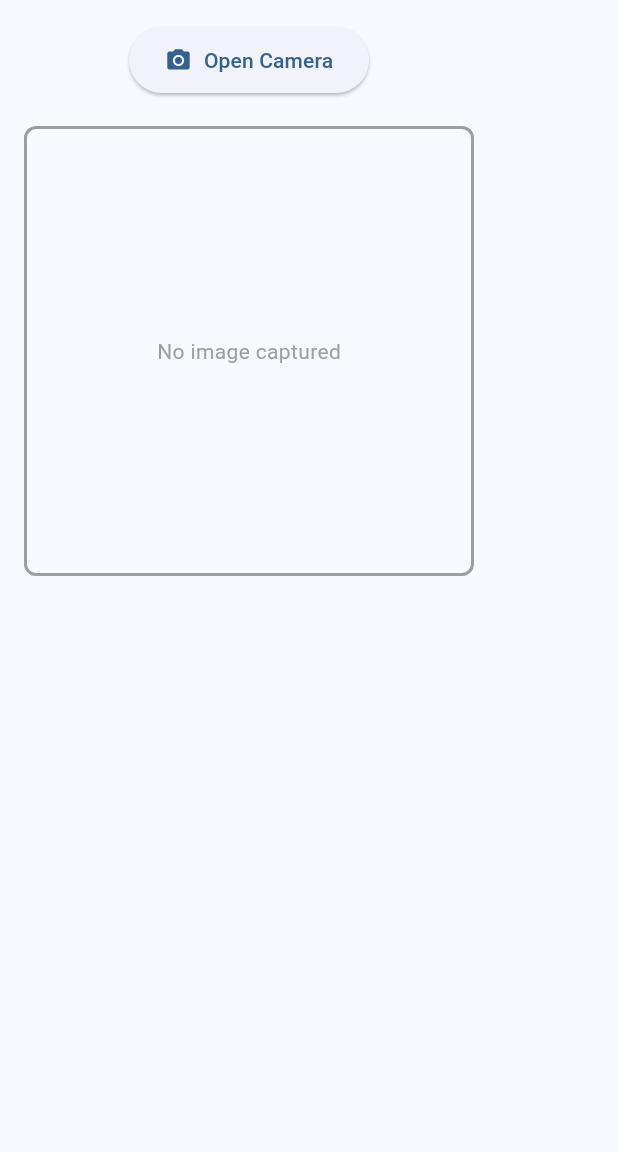
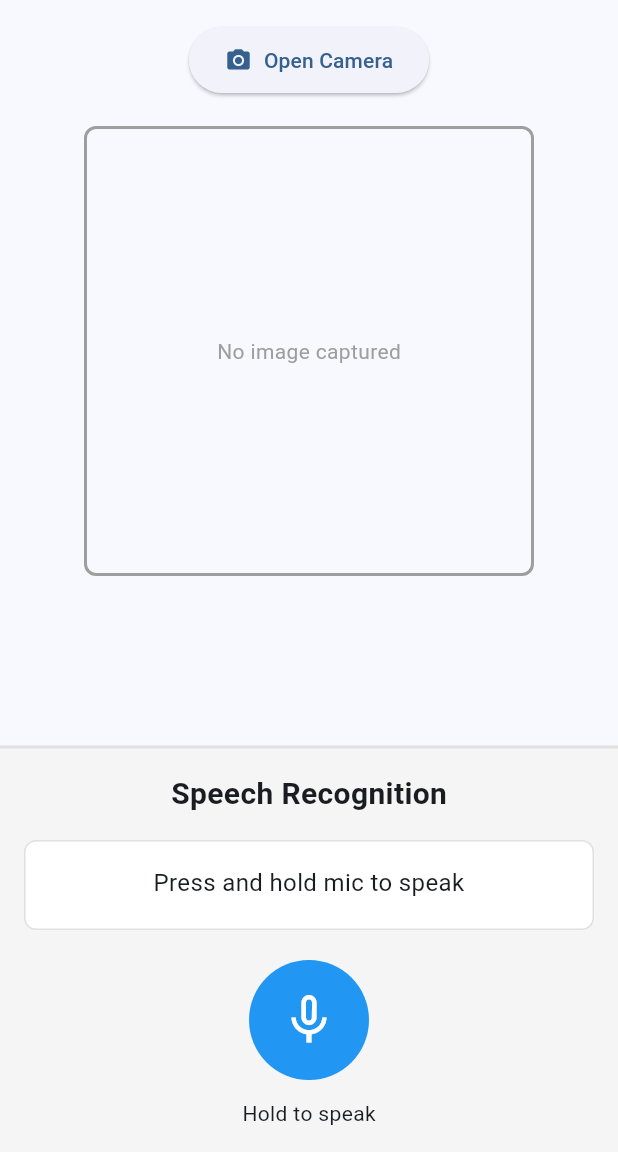
Before and after one commit to SuyashManiyar/HackUMass_codebase, a Flutter app: the screen it shows after launch, after a tap on "Open Camera", on a phone screen of 412 x 824 dp, the part 84-1236 px from its top. Run offline on Flutter 3.47's test engine with Material 3 defaults, Android fonts, the light colour scheme and no system bars; our stand-ins replace flutter_tts, google_generative_ai, image_picker, speech_to_text.

Commit message:
added gemini service and added tts stt

```diff
--- a/lib/main.dart
+++ b/lib/main.dart
@@ -1,7 +1,8 @@
 import 'package:flutter/material.dart';
 import 'package:image_picker/image_picker.dart';
-import 'package:google_generative_ai/google_generative_ai.dart';
 import 'dart:io';
+import 'gemini_service.dart';
+import 'pipeline_service.dart';
 
 void main() {
   runApp(const MyApp());
@@ -10,7 +11,6 @@ void main() {
 class MyApp extends StatelessWidget {
   const MyApp({super.key});
 
-  // This widget is the root of your application.
   @override
   Widget build(BuildContext context) {
     return MaterialApp(
@@ -26,15 +26,6 @@ class MyApp extends StatelessWidget {
 class MyHomePage extends StatefulWidget {
   const MyHomePage({super.key, required this.title});
 
-  // This widget is the home page of your application. It is stateful, meaning
-  // that it has a State object (defined below) that contains fields that affect
-  // how it looks.
-
-  // This class is the configuration for the state. It holds the values (in this
-  // case the title) provided by the parent (in this case the App widget) and
-  // used by the build method of the State. Fields in a Widget subclass are
-  // always marked "final".
-
   final String title;
 
   @override
@@ -47,9 +38,32 @@ class _MyHomePageState extends State<MyHomePage> {
   String? _description;
   bool _isLoading = false;
 
-  // TODO: Replace with your Gemini API key
-  // Get your API key from: https://makersuite.google.com/app/apikey
-  static const String _apiKey = 'AIzaSyBjB9hCO3CSmWB4IZrvPHev1gdcP3Dzh_0';
+  final PipelineService _pipelineService = PipelineService();
+  String _recognizedText = '';
+  String _reversedText = '';
+  bool _isSpeechInitialized = false;
+  bool _isProcessingSpeech = false;
+
+  @override
+  void initState() {
+    super.initState();
+    _initializeSpeech();
+  }
+
+  Future<void> _initializeSpeech() async {
+    await _pipelineService.initialize();
+    setState(() {
+      _isSpeechInitialized = _pipelineService.isInitialized;
+    });
+    if (!_isSpeechInitialized) {
+      ScaffoldMessenger.of(context).showSnackBar(
+        const SnackBar(
+          content: Text('Speech recognition not available'),
+          backgroundColor: Colors.red,
+        ),
+      );
+    }
+  }
 
   Future<void> _captureImage() async {
     try {
@@ -61,11 +75,10 @@ class _MyHomePageState extends State<MyHomePage> {
       if (image != null) {
         setState(() {
           _image = File(image.path);
-          _description = null; // Clear previous description
+          _description = null;
         });
       }
     } catch (e) {
-      // Handle error - you might want to show a snackbar or dialog
       print('Error capturing image: $e');
     }
   }
@@ -73,39 +86,17 @@ class _MyHomePageState extends State<MyHomePage> {
   Future<void> _describeImage() async {
     if (_image == null) return;
 
-    if (_apiKey.isEmpty || _apiKey == 'YOUR_API_KEY_HERE') {
-      ScaffoldMessenger.of(context).showSnackBar(
-        const SnackBar(
-          content: Text('Please set your Gemini API key in the code'),
-          backgroundColor: Colors.red,
-        ),
-      );
-      return;
-    }
-
     setState(() {
       _isLoading = true;
       _description = null;
     });
 
     try {
-      final model = GenerativeModel(
-        model: 'gemini-2.5-flash',
-        apiKey: _apiKey,
-      );
-
       final imageBytes = await _image!.readAsBytes();
-      final prompt = TextPart('Describe this image in detail.');
-
-      final response = await model.generateContent([
-        Content.multi([
-          prompt,
-          DataPart('image/jpeg', imageBytes),
-        ])
-      ]);
+      final result = await get_gemini_response(imageBytes);
 
       setState(() {
-        _description = response.text ?? 'No description available';
+        _description = result.toString();
         _isLoading = false;
       });
     } catch (e) {
@@ -125,6 +116,54 @@ class _MyHomePageState extends State<MyHomePage> {
     }
   }
 
+  void _onSpeechResult(String text, bool isFinal) {
+    setState(() {
+      _recognizedText = text;
+    });
+  }
+
+  void _startListening() {
+    setState(() {
+      _recognizedText = '';
+      _reversedText = '';
+      _isProcessingSpeech = false;
+    });
+    _pipelineService.startListening(_onSpeechResult);
+  }
+
+  Future<void> _stopListening() async {
+    if (_isProcessingSpeech) return;
+
+    setState(() {
+      _isProcessingSpeech = true;
+    });
+
+    await Future.delayed(const Duration(milliseconds: 500));
+
+    final finalText = await _pipelineService.stopListening();
+
+    final textToUse = finalText.isNotEmpty ? finalText : _recognizedText;
+
+    if (textToUse.isNotEmpty) {
+      final reversed = _pipelineService.reverseText(textToUse);
+      setState(() {
+        _recognizedText = textToUse;
+        _reversedText = reversed;
+      });
+      await _pipelineService.speakText(reversed);
+    }
+
+    setState(() {
+      _isProcessingSpeech = false;
+    });
+  }
+
+  @override
+  void dispose() {
+    _pipelineService.dispose();
+    super.dispose();
+  }
+
   @override
   Widget build(BuildContext context) {
     return Scaffold(
@@ -132,11 +171,13 @@ class _MyHomePageState extends State<MyHomePage> {
         backgroundColor: Theme.of(context).colorScheme.inversePrimary,
         title: Text(widget.title),
       ),
-      body: SingleChildScrollView(
+      body: Column(
+        children: [
+          Expanded(
+            child: SingleChildScrollView(
               child: Padding(
                 padding: const EdgeInsets.all(16.0),
                 child: Column(
-            mainAxisAlignment: MainAxisAlignment.center,
                   children: <Widget>[
                     ElevatedButton.icon(
                       onPressed: _captureImage,
@@ -232,6 +273,104 @@ class _MyHomePageState extends State<MyHomePage> {
                 ),
               ),
             ),
+          ),
+          Container(
+            decoration: BoxDecoration(
+              color: Colors.grey[100],
+              border: Border(top: BorderSide(color: Colors.grey[300]!, width: 2)),
+            ),
+            child: Padding(
+              padding: const EdgeInsets.all(16.0),
+              child: Column(
+                mainAxisSize: MainAxisSize.min,
+                children: [
+                  const Text(
+                    'Speech Recognition',
+                    style: TextStyle(fontSize: 20, fontWeight: FontWeight.bold),
+                  ),
+                  const SizedBox(height: 16),
+                  if (!_isSpeechInitialized)
+                    const CircularProgressIndicator()
+                  else ...[
+                    Container(
+                      width: double.infinity,
+                      padding: const EdgeInsets.all(16),
+                      decoration: BoxDecoration(
+                        color: Colors.white,
+                        borderRadius: BorderRadius.circular(8),
+                        border: Border.all(color: Colors.grey[300]!),
+                      ),
+                      constraints: const BoxConstraints(minHeight: 60),
+                      child: Column(
+                        children: [
+                          Text(
+                            _recognizedText.isEmpty ? 'Press and hold mic to speak' : _recognizedText,
+                            style: const TextStyle(fontSize: 16),
+                            textAlign: TextAlign.center,
+                          ),
+                          if (_reversedText.isNotEmpty) ...[
+                            const SizedBox(height: 8),
+                            const Divider(),
+                            const SizedBox(height: 8),
+                            const Text(
+                              'Reversed:',
+                              style: TextStyle(fontSize: 12, fontWeight: FontWeight.bold),
+                            ),
+                            const SizedBox(height: 4),
+                            Text(
+                              _reversedText,
+                              style: const TextStyle(fontSize: 16, color: Colors.blue),
+                              textAlign: TextAlign.center,
+                            ),
+                          ],
+                        ],
+                      ),
+                    ),
+                    const SizedBox(height: 20),
+                    GestureDetector(
+                      onLongPressStart: (_) => _startListening(),
+                      onLongPressEnd: (_) => _stopListening(),
+                      child: Container(
+                        width: 80,
+                        height: 80,
+                        decoration: BoxDecoration(
+                          color: _pipelineService.isListening
+                              ? Colors.red
+                              : _isProcessingSpeech
+                              ? Colors.orange
+                              : Colors.blue,
+                          shape: BoxShape.circle,
+                        ),
+                        child: _isProcessingSpeech
+                            ? const Center(
+                          child: CircularProgressIndicator(
+                            color: Colors.white,
+                            strokeWidth: 3,
+                          ),
+                        )
+                            : Icon(
+                          _pipelineService.isListening ? Icons.mic : Icons.mic_none,
+                          size: 40,
+                          color: Colors.white,
+                        ),
+                      ),
+                    ),
+                    const SizedBox(height: 12),
+                    Text(
+                      _pipelineService.isListening
+                          ? 'Listening...'
+                          : _isProcessingSpeech
+                          ? 'Processing...'
+                          : 'Hold to speak',
+                      style: const TextStyle(fontSize: 14),
+                    ),
+                  ],
+                ],
+              ),
+            ),
+          ),
+        ],
+      ),
     );
   }
 }
--- /dev/null
+++ b/lib/pipeline_service.dart
@@ -0,0 +1,71 @@
+import 'dart:typed_data';
+import 'speech_service.dart';
+import 'gemini_service.dart';
+
+class PipelineService {
+  final SpeechService _speechService = SpeechService();
+  bool _isListening = false;
+  bool _isProcessing = false;
+
+  Future<void> initialize() async {
+    await _speechService.initialize();
+  }
+
+  bool get isInitialized => _speechService.isInitialized;
+  bool get isListening => _isListening;
+  bool get isProcessing => _isProcessing;
+
+  Future<void> startListening(Function(String, bool) onResult) async {
+    _isListening = true;
+    _isProcessing = false;
+    await _speechService.startListening(onResult);
+  }
+
+  Future<String> stopListening() async {
+    if (!_isListening) return '';
+
+    _isListening = false;
+    _isProcessing = true;
+
+    final finalText = await _speechService.stopListening();
+
+    _isProcessing = false;
+    return finalText;
+  }
+
+  Future<String> processFullPipeline(Uint8List imageBytes, String speechText) async {
+    final geminiResult = await get_gemini_response(imageBytes);
+
+    final llmInput = {
+      'speech_text': speechText,
+      'gemini_result': geminiResult,
+    };
+
+    final llmOutput = await _sendToLLM(llmInput);
+
+    await _speechService.speak(llmOutput);
+
+    return llmOutput;
+  }
+
+  Future<String> _sendToLLM(Map<String, dynamic> input) async {
+    return input.toString();
+  }
+
+  String reverseText(String text) {
+    return text.split('').reversed.join('');
+  }
+
+  Future<void> speakText(String text) async {
+    await _speechService.speak(text);
+  }
+
+  Future<void> speakReversedText(String text) async {
+    final reversed = reverseText(text);
+    await _speechService.speak(reversed);
+  }
+
+  void dispose() {
+    _speechService.dispose();
+  }
+}
--- /dev/null
+++ b/lib/speech_service.dart
@@ -0,0 +1,63 @@
+import 'package:speech_to_text/speech_to_text.dart';
+import 'package:flutter_tts/flutter_tts.dart';
+
+class SpeechService {
+  final SpeechToText _speechToText = SpeechToText();
+  final FlutterTts _flutterTts = FlutterTts();
+  bool _speechEnabled = false;
+  String _finalText = '';
+
+  Future<void> initialize() async {
+    _speechEnabled = await _speechToText.initialize();
+    await _flutterTts.setLanguage("en-US");
+    await _flutterTts.setSpeechRate(0.5);
+    await _flutterTts.setVolume(1.0);
+    await _flutterTts.setPitch(1.0);
+    await _flutterTts.awaitSpeakCompletion(true);
+  }
+
+  bool get isInitialized => _speechEnabled;
+  bool get isListening => _speechToText.isListening;
+  bool get isNotListening => _speechToText.isNotListening;
+
+  Future<void> startListening(Function(String, bool) onResult) async {
+    if (!_speechEnabled) return;
+
+    _finalText = '';
+
+    await _speechToText.listen(
+      onResult: (result) {
+        if (result.finalResult) {
+          _finalText = result.recognizedWords;
+          onResult(result.recognizedWords, true);
+        } else {
+          onResult(result.recognizedWords, false);
+        }
+      },
+      listenFor: const Duration(seconds: 30),
+      pauseFor: const Duration(seconds: 3),
+      partialResults: true,
+      cancelOnError: true,
+      listenMode: ListenMode.confirmation,
+    );
+  }
+
+  Future<String> stopListening() async {
+    await _speechToText.stop();
+    await Future.delayed(const Duration(milliseconds: 100));
+    return _finalText;
+  }
+
+  Future<void> speak(String text) async {
+    await _flutterTts.speak(text);
+  }
+
+  Future<void> stop() async {
+    await _flutterTts.stop();
+  }
+
+  void dispose() {
+    _speechToText.cancel();
+    _flutterTts.stop();
+  }
+}
--- a/pubspec.yaml
+++ b/pubspec.yaml
@@ -36,6 +36,8 @@ dependencies:
   cupertino_icons: ^1.0.8
   image_picker: ^1.0.7
   google_generative_ai: ^0.4.0
+  speech_to_text: ^7.3.0
+  flutter_tts: ^4.2.3
 
 dev_dependencies:
   flutter_test:
```
Also changed, not shown: lib/gemini_service.dart (added, +30 -0 lines), lib/globals.dart (added, +33 -0 lines), 3 other files. Lines whose indentation alone changed are shown as unchanged.
